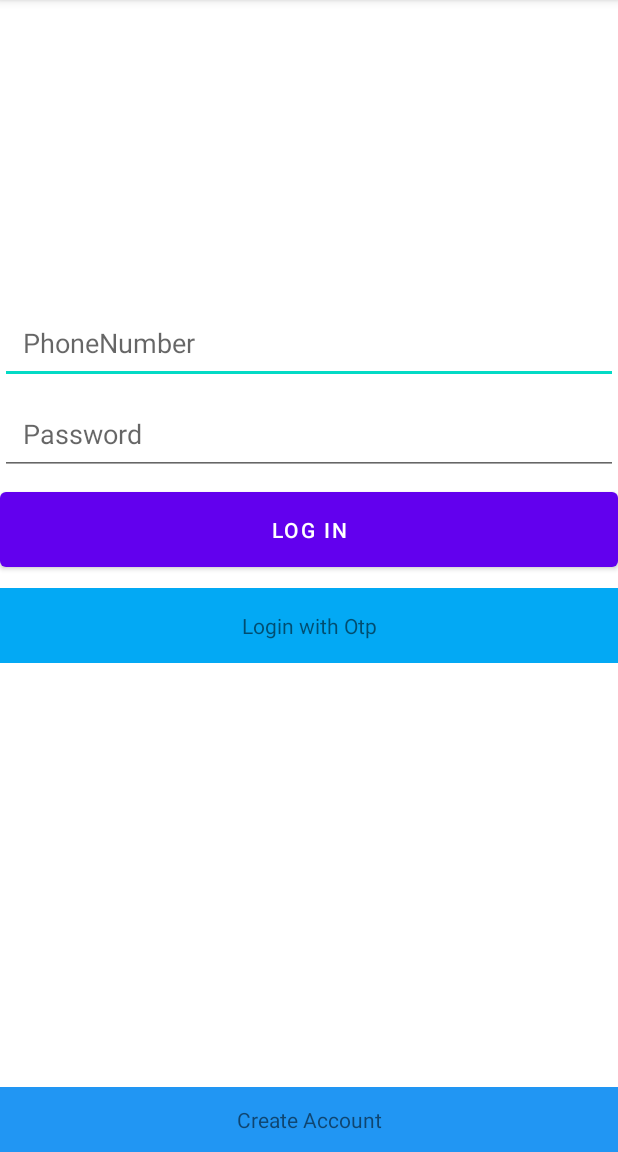
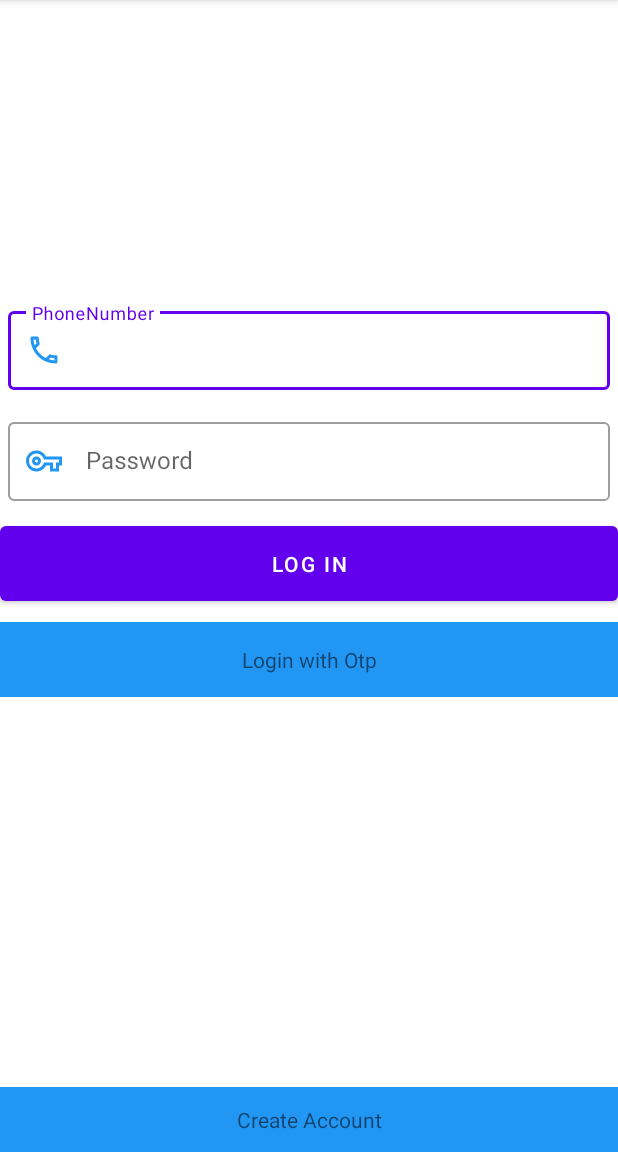
Before and after one commit to pravindesai/FirebaseAuthentication, an Android app: the screen it shows after launch (LoginActivity), on a phone screen of 412 x 824 dp, the part 84-1236 px from its top. Run offline under Robolectric (Android 15) with nearby library versions, the phone set to English and light mode, and no system bars; our stand-ins replace Firebase (no records; nobody signed in at launch, a user with empty details on screens opened directly).

Commit message:
User Check on LoginActivity.kt

```diff
--- a/app/build.gradle
+++ b/app/build.gradle
@@ -48,7 +48,11 @@ dependencies {
     implementation 'androidx.constraintlayout:constraintlayout:2.1.1'
     implementation 'com.google.firebase:firebase-auth:21.0.1'
     implementation 'com.google.firebase:firebase-database:20.0.2'
-    testImplementation 'junit:junit:4.+'
+    testImplementation 'junit:junit:4.13.2'
     androidTestImplementation 'androidx.test.ext:junit:1.1.3'
     androidTestImplementation 'androidx.test.espresso:espresso-core:3.4.0'
+
+    implementation 'com.google.android.material:material:1.5.0-alpha02'
+
+
 }
--- /dev/null
+++ b/app/src/main/java/com/pravin/barcodeapp/firebaseauthenticationcompleteusermanagement/Util/UniversalProgressDialog.kt
@@ -0,0 +1,4 @@
+package com.pravin.barcodeapp.firebaseauthenticationcompleteusermanagement.Util
+
+class UniversalProgressDialog {
+}
--- /dev/null
+++ b/app/src/main/res/drawable/ic_password__24dp.xml
@@ -0,0 +1,9 @@
+<vector xmlns:android="http://schemas.android.com/apk/res/android"
+    android:width="24dp"
+    android:height="24dp"
+    android:viewportWidth="24"
+    android:viewportHeight="24">
+  <path
+      android:pathData="M22,19h-6v-4h-2.68c-1.14,2.42 -3.6,4 -6.32,4 -3.86,0 -7,-3.14 -7,-7s3.14,-7 7,-7c2.72,0 5.17,1.58 6.32,4L24,9v6h-2v4zM18,17h2v-4h2v-2L11.94,11l-0.23,-0.67C11.01,8.34 9.11,7 7,7c-2.76,0 -5,2.24 -5,5s2.24,5 5,5c2.11,0 4.01,-1.34 4.71,-3.33l0.23,-0.67L18,13v4zM7,15c-1.65,0 -3,-1.35 -3,-3s1.35,-3 3,-3 3,1.35 3,3 -1.35,3 -3,3zM7,11c-0.55,0 -1,0.45 -1,1s0.45,1 1,1 1,-0.45 1,-1 -0.45,-1 -1,-1z"
+      android:fillColor="#2196F3"/>
+</vector>
--- /dev/null
+++ b/app/src/main/res/drawable/ic_phone_24dp.xml
@@ -0,0 +1,9 @@
+<vector xmlns:android="http://schemas.android.com/apk/res/android"
+    android:width="24dp"
+    android:height="24dp"
+    android:viewportWidth="24"
+    android:viewportHeight="24">
+  <path
+      android:pathData="M6.54,5c0.06,0.89 0.21,1.76 0.45,2.59l-1.2,1.2c-0.41,-1.2 -0.67,-2.47 -0.76,-3.79h1.51m9.86,12.02c0.85,0.24 1.72,0.39 2.6,0.45v1.49c-1.32,-0.09 -2.59,-0.35 -3.8,-0.75l1.2,-1.19M7.5,3H4c-0.55,0 -1,0.45 -1,1 0,9.39 7.61,17 17,17 0.55,0 1,-0.45 1,-1v-3.49c0,-0.55 -0.45,-1 -1,-1 -1.24,0 -2.45,-0.2 -3.57,-0.57 -0.1,-0.04 -0.21,-0.05 -0.31,-0.05 -0.26,0 -0.51,0.1 -0.71,0.29l-2.2,2.2c-2.83,-1.45 -5.15,-3.76 -6.59,-6.59l2.2,-2.2c0.28,-0.28 0.36,-0.67 0.25,-1.02C8.7,6.45 8.5,5.25 8.5,4c0,-0.55 -0.45,-1 -1,-1z"
+      android:fillColor="#2196F3"/>
+</vector>
--- /dev/null
+++ b/app/src/main/res/layout-land/activity_login.xml
@@ -0,0 +1,134 @@
+<?xml version="1.0" encoding="utf-8"?>
+<androidx.constraintlayout.widget.ConstraintLayout xmlns:android="http://schemas.android.com/apk/res/android"
+    xmlns:app="http://schemas.android.com/apk/res-auto"
+    xmlns:tools="http://schemas.android.com/tools"
+    android:layout_width="match_parent"
+    android:layout_height="match_parent"
+    tools:context=".LoginActivity">
+
+
+
+
+    <LinearLayout
+        android:layout_width="0dp"
+        android:layout_height="wrap_content"
+        android:orientation="horizontal"
+        app:layout_constraintBottom_toTopOf="@+id/registrationButton"
+        app:layout_constraintEnd_toEndOf="parent"
+        app:layout_constraintStart_toStartOf="parent"
+        app:layout_constraintTop_toTopOf="parent">
+
+        <LinearLayout
+            android:padding="10dp"
+            android:layout_weight="1"
+            android:orientation="vertical"
+            android:layout_width="match_parent"
+            android:layout_height="match_parent">
+
+            <com.google.android.material.textfield.TextInputLayout
+                android:id="@+id/editTextTextPhoneNumber"
+                android:layout_width="match_parent"
+                android:layout_height="wrap_content"
+                android:ems="10"
+                android:hint="PhoneNumber"
+                android:inputType="phone"
+                android:padding="5dp"
+                app:layout_constraintBottom_toTopOf="@+id/registrationButton"
+                app:layout_constraintEnd_toEndOf="parent"
+                app:layout_constraintStart_toStartOf="parent"
+                app:layout_constraintTop_toTopOf="parent"
+                app:layout_constraintVertical_bias="0.3"
+                style="@style/Widget.MaterialComponents.TextInputLayout.OutlinedBox">
+                <com.google.android.material.textfield.TextInputEditText
+                    android:id="@+id/phoneEt"
+                    android:padding="15dp"
+                    android:inputType="number"
+                    android:layout_width="match_parent"
+                    android:layout_height="wrap_content"
+                    />
+            </com.google.android.material.textfield.TextInputLayout>
+
+            <com.google.android.material.textfield.TextInputLayout
+                android:id="@+id/editTextTextPassword"
+                android:layout_width="match_parent"
+                android:layout_height="wrap_content"
+                android:layout_marginTop="5dp"
+                android:ems="10"
+                android:hint="Password"
+                android:inputType="textPassword"
+                android:padding="5dp"
+                app:layout_constraintEnd_toEndOf="@+id/editTextTextPhoneNumber"
+                app:layout_constraintStart_toStartOf="@+id/editTextTextPhoneNumber"
+                app:layout_constraintTop_toBottomOf="@+id/editTextTextPhoneNumber"
+                style="@style/Widget.MaterialComponents.TextInputLayout.OutlinedBox">
+                <com.google.android.material.textfield.TextInputEditText
+                    android:id="@+id/passwordEt"
+                    android:padding="15dp"
+                    android:inputType="number"
+                    android:layout_width="match_parent"
+                    android:layout_height="wrap_content"
+                    />
+            </com.google.android.material.textfield.TextInputLayout>
+
+        </LinearLayout>
+        <LinearLayout
+            android:layout_weight="1"
+            android:padding="10dp"
+            android:orientation="vertical"
+            android:layout_width="match_parent"
+            android:layout_height="match_parent">
+            <Button
+                android:id="@+id/loginButton"
+                android:layout_width="match_parent"
+                android:layout_height="wrap_content"
+                android:layout_marginTop="5dp"
+                android:padding="15dp"
+                android:text="Log In"
+                app:layout_constraintEnd_toEndOf="@+id/editTextTextPassword"
+                app:layout_constraintStart_toStartOf="@+id/editTextTextPassword"
+                app:layout_constraintTop_toBottomOf="@+id/editTextTextPassword" />
+
+            <LinearLayout
+                android:id="@+id/otpLoginButton"
+                android:layout_width="match_parent"
+                android:layout_height="wrap_content"
+                android:layout_marginTop="8dp"
+                android:background="#03A9F4"
+                android:orientation="vertical"
+                android:padding="15dp"
+                app:layout_constraintEnd_toEndOf="parent"
+                app:layout_constraintStart_toStartOf="@+id/loginButton"
+                app:layout_constraintTop_toBottomOf="@+id/loginButton">
+
+                <TextView
+                    android:id="@+id/textView2"
+                    android:layout_width="match_parent"
+                    android:layout_height="wrap_content"
+                    android:gravity="center_horizontal"
+                    android:text="LOG IN WITH OTP" />
+            </LinearLayout>
+        </LinearLayout>
+
+    </LinearLayout>
+
+    <LinearLayout
+        android:id="@+id/registrationButton"
+        android:layout_width="0dp"
+        android:layout_height="wrap_content"
+        android:gravity="center|center_horizontal"
+        android:orientation="vertical"
+        app:layout_constraintBottom_toBottomOf="parent"
+        app:layout_constraintEnd_toEndOf="parent"
+        app:layout_constraintStart_toStartOf="parent">
+
+        <TextView
+            android:layout_width="match_parent"
+            android:layout_height="wrap_content"
+            android:background="#2196F3"
+            android:gravity="center_horizontal"
+            android:padding="12dp"
+            android:text="Create Account" />
+    </LinearLayout>
+
+
+</androidx.constraintlayout.widget.ConstraintLayout>
--- a/app/src/main/res/layout/activity_login.xml
+++ b/app/src/main/res/layout/activity_login.xml
@@ -6,32 +6,53 @@
     android:layout_height="match_parent"
     tools:context=".LoginActivity">
 
-    <EditText
+    <com.google.android.material.textfield.TextInputLayout
         android:id="@+id/editTextTextPhoneNumber"
         android:layout_width="0dp"
         android:layout_height="wrap_content"
         android:ems="10"
         android:hint="PhoneNumber"
         android:inputType="phone"
-        android:padding="15dp"
+        android:padding="5dp"
+        app:startIconDrawable="@drawable/ic_phone_24dp"
+        app:startIconTint="@color/blue"
         app:layout_constraintBottom_toTopOf="@+id/registrationButton"
         app:layout_constraintEnd_toEndOf="parent"
         app:layout_constraintStart_toStartOf="parent"
         app:layout_constraintTop_toTopOf="parent"
-        app:layout_constraintVertical_bias="0.3" />
+        app:layout_constraintVertical_bias="0.3"
+        style="@style/Widget.MaterialComponents.TextInputLayout.OutlinedBox">
+        <com.google.android.material.textfield.TextInputEditText
+            android:id="@+id/phoneEt"
+            android:padding="15dp"
+            android:inputType="number"
+            android:layout_width="match_parent"
+            android:layout_height="wrap_content"
+            />
+    </com.google.android.material.textfield.TextInputLayout>
 
-    <EditText
+    <com.google.android.material.textfield.TextInputLayout
         android:id="@+id/editTextTextPassword"
         android:layout_width="0dp"
         android:layout_height="wrap_content"
         android:layout_marginTop="5dp"
         android:ems="10"
+        app:startIconDrawable="@drawable/ic_password__24dp"
+        app:startIconTint="@color/blue"
         android:hint="Password"
-        android:inputType="textPassword"
-        android:padding="15dp"
+        android:padding="5dp"
         app:layout_constraintEnd_toEndOf="@+id/editTextTextPhoneNumber"
         app:layout_constraintStart_toStartOf="@+id/editTextTextPhoneNumber"
-        app:layout_constraintTop_toBottomOf="@+id/editTextTextPhoneNumber" />
+        app:layout_constraintTop_toBottomOf="@+id/editTextTextPhoneNumber"
+        style="@style/Widget.MaterialComponents.TextInputLayout.OutlinedBox">
+        <com.google.android.material.textfield.TextInputEditText
+            android:id="@+id/passwordEt"
+            android:padding="15dp"
+            android:inputType="textPassword"
+            android:layout_width="match_parent"
+            android:layout_height="wrap_content"
+            />
+    </com.google.android.material.textfield.TextInputLayout>
 
     <Button
         android:id="@+id/loginButton"
@@ -57,7 +78,7 @@
         <TextView
             android:layout_width="match_parent"
             android:layout_height="wrap_content"
-            android:background="#2196F3"
+            android:background="@color/blue"
             android:gravity="center_horizontal"
             android:padding="12dp"
             android:text="Create Account" />
@@ -68,7 +89,7 @@
         android:layout_width="0dp"
         android:layout_height="wrap_content"
         android:layout_marginTop="8dp"
-        android:background="#03A9F4"
+        android:background="@color/blue"
         android:orientation="vertical"
         android:padding="15dp"
         app:layout_constraintEnd_toEndOf="parent"
--- a/app/src/main/res/layout/activity_main.xml
+++ b/app/src/main/res/layout/activity_main.xml
@@ -32,7 +32,8 @@
             android:layout_width="match_parent"
             android:layout_height="wrap_content"
             android:gravity="center"
-            android:text="Log out" />
+            android:text="Log out"
+            android:textColor="#FFFFFF" />
     </LinearLayout>
 
 </androidx.constraintlayout.widget.ConstraintLayout>
--- a/app/src/main/res/values/colors.xml
+++ b/app/src/main/res/values/colors.xml
@@ -8,4 +8,6 @@
     <color name="black">#FF000000</color>
     <color name="white">#FFFFFFFF</color>
     <color name="splashbg">#eddbc3</color>
+    <color name="blue">#2196F3</color>
+
 </resources>
```
Also changed, not shown: app/src/main/java/com/pravin/barcodeapp/firebaseauthenticationcompleteusermanagement/LoginActivity.kt (+72 -34 lines), app/src/main/java/com/pravin/barcodeapp/firebaseauthenticationcompleteusermanagement/OtpVerificationActivity.kt (+19 -8 lines), app/src/main/java/com/pravin/barcodeapp/firebaseauthenticationcompleteusermanagement/RegistrationActivity.kt (+9 -5 lines), app/src/main/res/layout-land/activity_registration.xml (added, +156 -0 lines), app/src/main/res/layout/activity_otp_verification.xml (+21 -13 lines), app/src/main/res/layout/activity_registration.xml (+68 -37 lines).
